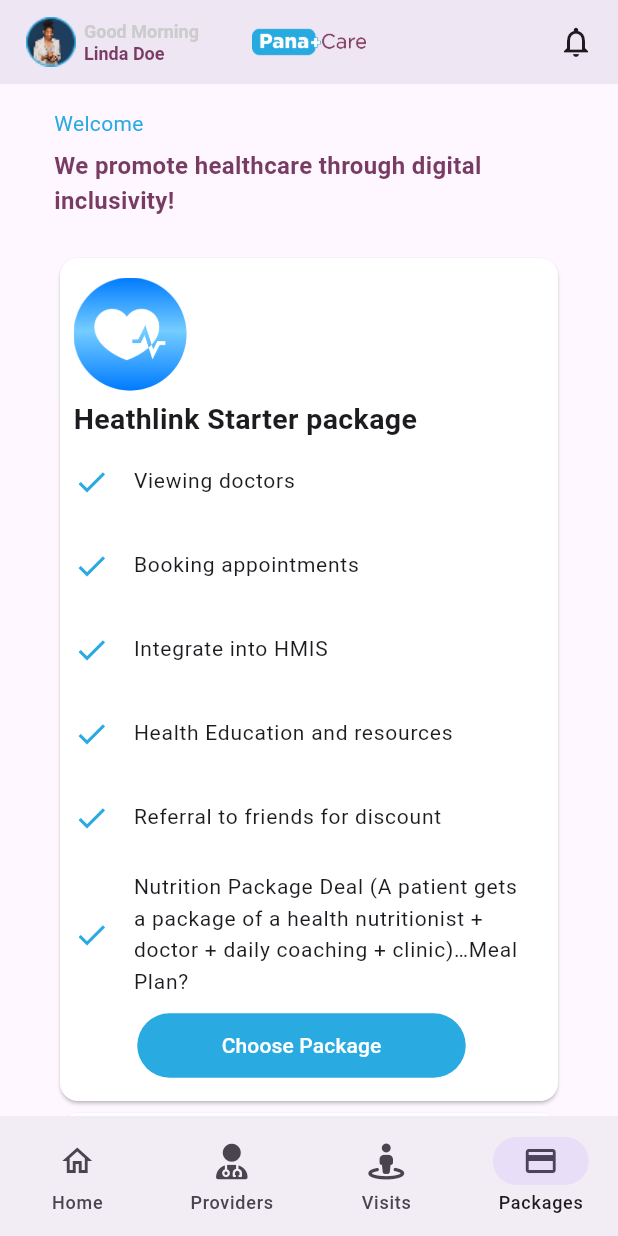
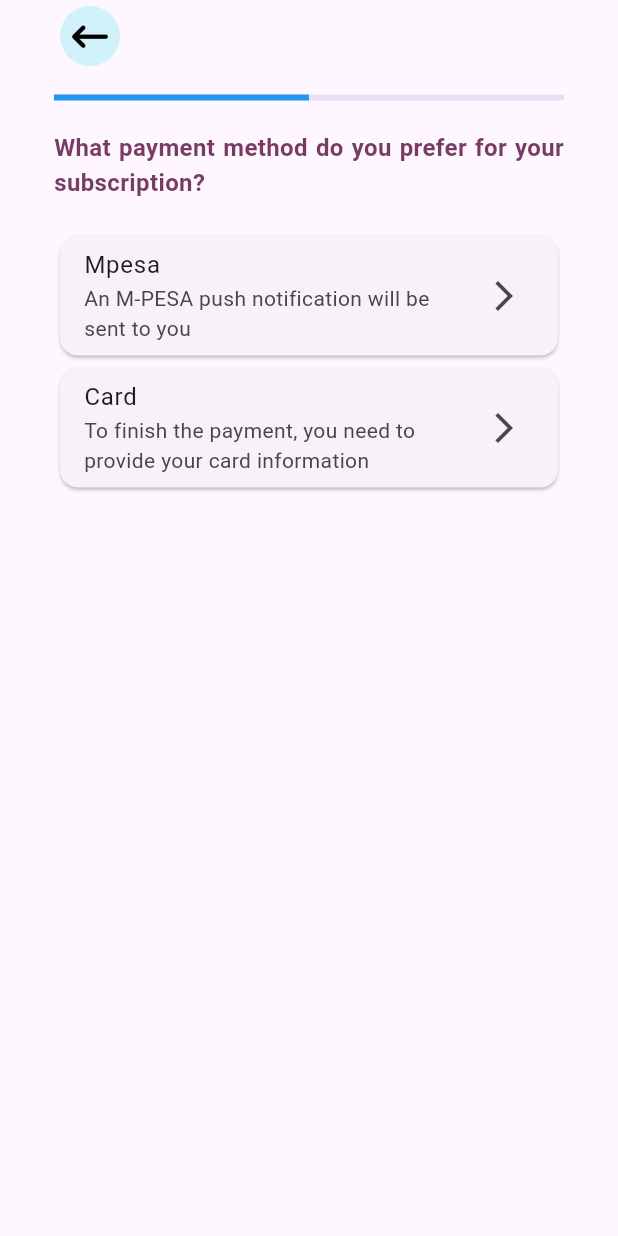
Before and after one commit to ogomaemmanuel/panacare, a Flutter app: the HomePage screen opened directly, item 4 of the bottom bar chosen, after a tap on "Choose Package", on a phone screen of 412 x 824 dp. Run offline on Flutter 3.47's test engine with Material 3 defaults, Android fonts, the phone set to English and light mode, and no system bars; our stand-ins replace font_awesome_flutter, google_fonts, pinput, table_calendar; missing offline and left inert: dart:ffi.

Commit message:
adde mpesa payment form

```diff
--- a/lib/home/package_card.dart
+++ b/lib/home/package_card.dart
@@ -1,9 +1,17 @@
 import 'package:flutter/material.dart';
+import 'package:panacare/subscription/payment_method_select_list.dart';
 
 class PackageCard extends StatelessWidget {
   Package package;
 
   PackageCard({super.key, required this.package});
+
+
+
+  _goToPayments(BuildContext context) {
+    Navigator.push(context,
+        MaterialPageRoute(builder: (context) => const PaymentMethodsPage()));
+  }
 
   @override
   Widget build(BuildContext context) {
@@ -25,26 +33,27 @@
             ),
           ),
           Row(mainAxisAlignment: MainAxisAlignment.start, children: [
-            Text(package.name,style: const TextStyle(
-              fontWeight: FontWeight.w600,
-              fontSize: 19.0
-            ),),
+            Text(
+              package.name,
+              style:
+                  const TextStyle(fontWeight: FontWeight.w600, fontSize: 19.0),
+            ),
           ]),
           Wrap(
             children: package.features
                 .map((feature) => (ListTile(
                       contentPadding: EdgeInsets.zero,
                       leading: const Icon(Icons.check,
-                      color:Color.fromRGBO(41, 170, 225, 1)
+                          color: Color.fromRGBO(41, 170, 225, 1)),
+                      title: Text(
+                        feature,
+                        style: const TextStyle(fontSize: 14.0),
                       ),
-                      title: Text(feature,style: const TextStyle(
-                        fontSize: 14.0
-                      ),),
                     )))
                 .toList(),
           ),
           TextButton(
-              onPressed: () => {},
+              onPressed: () => _goToPayments(context),
               style: TextButton.styleFrom(
                 minimumSize: const Size(219.0, 43.0),
                 foregroundColor: Colors.white,
@@ -62,6 +71,5 @@
   List<String> features;
   String imageUrl;
 
-  Package(
-      {required this.name, required this.features, required this.imageUrl});
+  Package({required this.name, required this.features, required this.imageUrl});
 }
--- a/lib/subscription/payment_method_select_list.dart
+++ b/lib/subscription/payment_method_select_list.dart
@@ -0,0 +1,147 @@
+import 'dart:ffi';
+import 'dart:ui';
+
+import 'package:flutter/cupertino.dart';
+import 'package:flutter/material.dart';
+import 'package:flutter/widgets.dart';
+import 'package:font_awesome_flutter/font_awesome_flutter.dart';
+
+class PaymentMethodsPage extends StatefulWidget {
+  const PaymentMethodsPage({super.key});
+
+  @override
+  State<StatefulWidget> createState() {
+    return _PaymentMethodsPageState();
+  }
+}
+
+class _PaymentMethodsPageState extends State<PaymentMethodsPage> {
+  var _progress = 0.0;
+  var stage = 1;
+  var totalSteps = 2;
+  String? phoneNumber;
+  bool showMpesaForm = false;
+
+  _goToBack(BuildContext context) {
+    Navigator.pop(context);
+  }
+
+  @override
+  void initState() {
+    super.initState();
+    _progress = stage / totalSteps;
+  }
+
+  @override
+  Widget build(BuildContext context) {
+    return Scaffold(
+        floatingActionButton: showMpesaForm
+            ? Container(
+                height: 55,
+                width: MediaQuery.of(context).size.width,
+                child: TextButton(
+                    onPressed: () => {},
+                    style: TextButton.styleFrom(
+                        backgroundColor: Color.fromRGBO(41, 170, 225, 1),
+                        foregroundColor: Colors.white),
+                    child: Text("Continue")))
+            : null,
+        floatingActionButtonLocation: FloatingActionButtonLocation.centerDocked,
+        body: SafeArea(
+          child: Padding(
+            padding: const EdgeInsets.only(left: 36.0, right: 36),
+            child: Column(
+              children: [
+                Row(
+                  children: [
+                    IconButton(
+                      style: IconButton.styleFrom(
+                          foregroundColor:
+                              const HSLColor.fromAHSL(1.0, 0, 0, 0).toColor(),
+                          backgroundColor:
+                              const HSLColor.fromAHSL(1.0, 192.0, 0.82, 0.90)
+                                  .toColor()),
+                      onPressed: () => _goToBack(context),
+                      icon: const FaIcon(FontAwesomeIcons.arrowLeftLong),
+                    )
+                  ],
+                ),
+                Padding(
+                  padding: const EdgeInsets.only(top: 15.0, bottom: 20.0),
+                  child: LinearProgressIndicator(
+                      valueColor:
+                          const AlwaysStoppedAnimation<Color>(Colors.blue),
+                      value: _progress),
+                ),
+                Padding(
+                  padding: EdgeInsets.only(bottom: 20.0),
+                  child: Row(
+                    children: [
+                      Flexible(
+                          child: Text(
+                        showMpesaForm
+                            ? "Confirm MPESA mobile number or enter new one to pay"
+                            : "What payment method do you prefer for your subscription?",
+                        textAlign: TextAlign.justify,
+                        style: TextStyle(
+                            fontWeight: FontWeight.w600,
+                            fontSize: 16,
+                            color: Color.fromRGBO(120, 59, 99, 1)),
+                      ))
+                    ],
+                  ),
+                ),
+                showMpesaForm
+                    ? _buildMpesaPaymentForm()
+                    : Column(
+                        children: [
+                          Card(
+                            child: GestureDetector(
+                              onTap: () => {
+                                setState(() {
+                                  showMpesaForm = true;
+                                  stage++;
+                                  _progress = stage / totalSteps;
+                                })
+                              },
+                              child: ListTile(
+                                title: Text("Mpesa"),
+                                subtitle: Text(
+                                    "An M-PESA push notification will be sent to you"),
+                                trailing: Icon(Icons.arrow_forward_ios),
+                              ),
+                            ),
+                          ),
+                          const Card(
+                            child: ListTile(
+                              title: Text("Card"),
+                              subtitle: Text(
+                                  "To finish the payment, you need to provide your card information"),
+                              trailing: Icon(Icons.arrow_forward_ios),
+                            ),
+                          )
+                        ],
+                      ),
+              ],
+            ),
+          ),
+        ));
+  }
+
+  Widget _buildMpesaPaymentForm() {
+    return Column(
+      children: [
+        Padding(
+          padding: const EdgeInsets.only(top: 24.0),
+          child: TextFormField(
+            keyboardType: TextInputType.phone,
+            autofocus: true,
+            decoration: const InputDecoration(
+                border: OutlineInputBorder(), label: Text("Mobile Number")),
+            onSaved: (val) => phoneNumber = val!,
+          ),
+        ),
+      ],
+    );
+  }
+}
```
